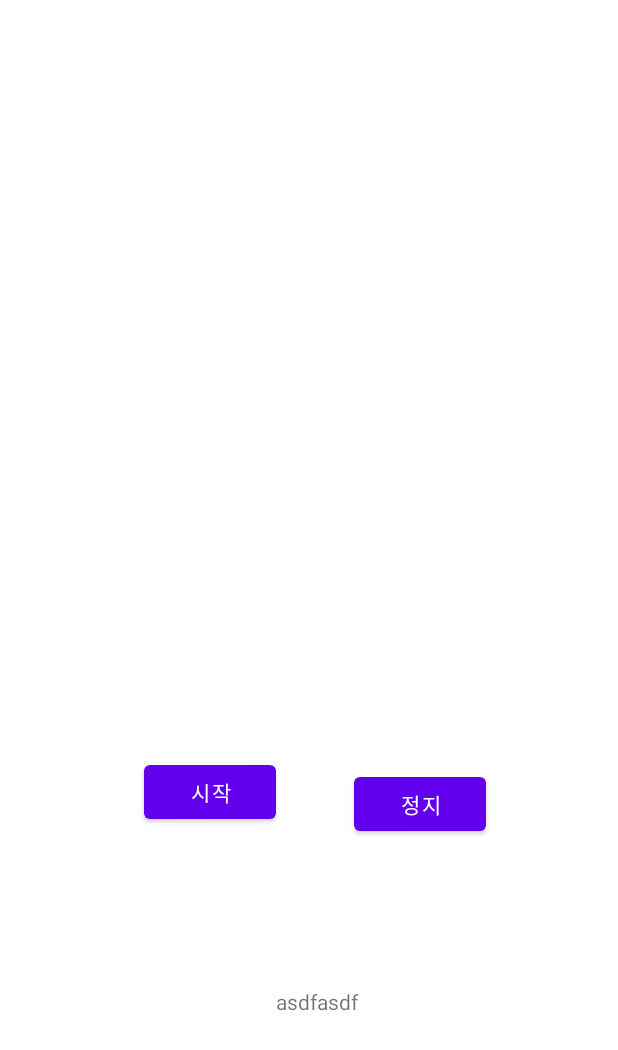
After one commit to leejunho0626/Team6, an Android app: the layout activity_gps_start.xml on its own in the app's theme, with its tools: preview values and no code run, on a phone screen of 412 x 824 dp. The commit adds this screen. Shown: the top 1050 px of the screen. Run offline under Robolectric (Android 15) with nearby library versions, the phone set to English and light mode, and no system bars.

Commit message:
GPS 동선확인 0.1

```diff
--- /dev/null
+++ b/app/src/main/res/layout/activity_gps_start.xml
@@ -0,0 +1,40 @@
+<?xml version="1.0" encoding="utf-8"?>
+<androidx.constraintlayout.widget.ConstraintLayout xmlns:android="http://schemas.android.com/apk/res/android"
+    xmlns:app="http://schemas.android.com/apk/res-auto"
+    xmlns:tools="http://schemas.android.com/tools"
+    android:layout_width="match_parent"
+    android:layout_height="match_parent"
+    tools:context=".GpsStart">
+
+    <Button
+        android:id="@+id/btn1"
+        android:layout_width="wrap_content"
+        android:layout_height="wrap_content"
+        android:layout_marginLeft="96dp"
+        android:layout_marginBottom="272dp"
+        app:layout_constraintBottom_toBottomOf="parent"
+        app:layout_constraintLeft_toLeftOf="parent"
+        android:text="시작"/>
+
+    <Button
+        android:id="@+id/btn2"
+        android:layout_width="wrap_content"
+        android:layout_height="wrap_content"
+        android:layout_marginRight="88dp"
+        android:layout_marginBottom="264dp"
+        app:layout_constraintBottom_toBottomOf="parent"
+        app:layout_constraintRight_toRightOf="parent"
+        android:text="정지"/>
+
+
+    <TextView
+        android:id="@+id/abc"
+        android:layout_width="65dp"
+        android:layout_height="22dp"
+        android:layout_marginLeft="184dp"
+        android:layout_marginBottom="144dp"
+        android:text="asdfasdf"
+        app:layout_constraintBottom_toBottomOf="parent"
+        app:layout_constraintLeft_toLeftOf="parent" />
+
+</androidx.constraintlayout.widget.ConstraintLayout>
```
Also changed, not shown: app/src/main/AndroidManifest.xml (+7 -5 lines), app/src/main/java/com/example/myapplication/GpsStart.java (added, +119 -0 lines), app/src/main/java/com/example/myapplication/Gpsline.java (added, +76 -0 lines), app/src/main/java/com/example/myapplication/MainActivity.java (+14 -8 lines), app/src/main/res/layout/activity_gpsline.xml (added, +30 -0 lines).
